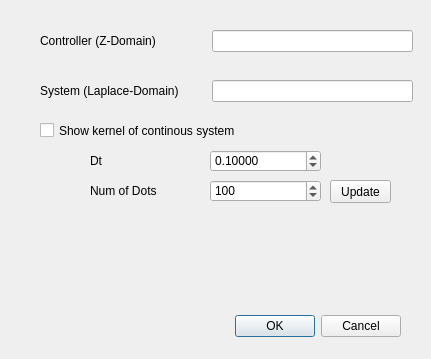
This is Dialogs/discretecontinoussystemdialog.ui in RauchendeKanonen/QwtControl as Qt 5 draws it before an edit. The edited form follows.
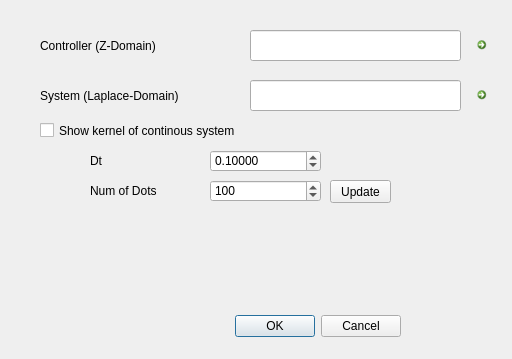
This is the edited form. Icons and pictures are not drawn.

Patch:
```diff
--- a/Dialogs/discretecontinoussystemdialog.ui
+++ b/Dialogs/discretecontinoussystemdialog.ui
@@ -6,7 +6,7 @@
    <rect>
     <x>0</x>
     <y>0</y>
-    <width>431</width>
+    <width>512</width>
     <height>359</height>
    </rect>
   </property>
@@ -32,10 +32,10 @@
   <widget class="QLineEdit" name="lineEditZController">
    <property name="geometry">
     <rect>
-     <x>212</x>
+     <x>250</x>
      <y>30</y>
-     <width>201</width>
-     <height>22</height>
+     <width>211</width>
+     <height>31</height>
     </rect>
    </property>
    <property name="toolTip">
@@ -45,10 +45,10 @@
   <widget class="QLineEdit" name="lineEditLSystem">
    <property name="geometry">
     <rect>
-     <x>212</x>
+     <x>250</x>
      <y>80</y>
-     <width>201</width>
-     <height>22</height>
+     <width>211</width>
+     <height>31</height>
     </rect>
    </property>
    <property name="toolTip">
@@ -80,7 +80,7 @@
      <x>40</x>
      <y>30</y>
      <width>151</width>
-     <height>21</height>
+     <height>31</height>
     </rect>
    </property>
    <property name="text">
@@ -93,7 +93,7 @@
      <x>40</x>
      <y>80</y>
      <width>181</width>
-     <height>21</height>
+     <height>31</height>
     </rect>
    </property>
    <property name="text">
@@ -199,6 +199,44 @@
     <string>Update</string>
    </property>
   </widget>
+  <widget class="QCommandLinkButton" name="commandLinkButtonContTemp">
+   <property name="geometry">
+    <rect>
+     <x>470</x>
+     <y>30</y>
+     <width>30</width>
+     <height>30</height>
+    </rect>
+   </property>
+   <property name="text">
+    <string/>
+   </property>
+   <property name="iconSize">
+    <size>
+     <width>10</width>
+     <height>10</height>
+    </size>
+   </property>
+  </widget>
+  <widget class="QCommandLinkButton" name="commandLinkButtonSysTemp">
+   <property name="geometry">
+    <rect>
+     <x>470</x>
+     <y>80</y>
+     <width>30</width>
+     <height>30</height>
+    </rect>
+   </property>
+   <property name="text">
+    <string/>
+   </property>
+   <property name="iconSize">
+    <size>
+     <width>10</width>
+     <height>10</height>
+    </size>
+   </property>
+  </widget>
  </widget>
  <resources>
   <include location="../ressource.qrc"/>
```
